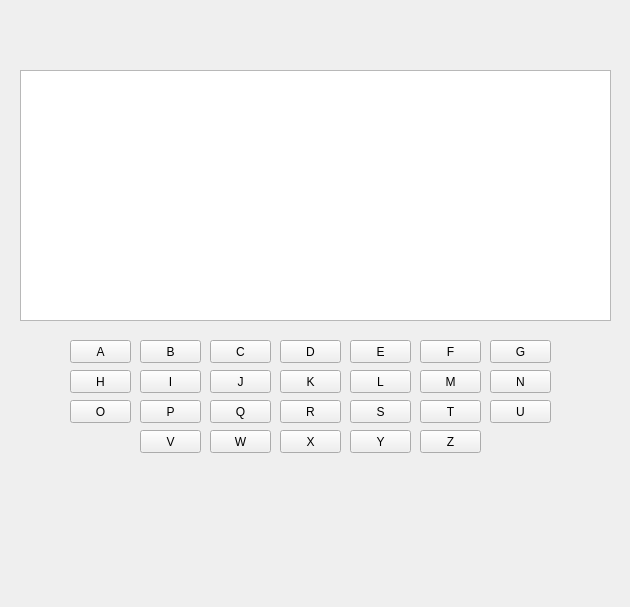
Old version of the form hangman.ui in the repository nadabadawi/Hangman_Game_Qt_Project.
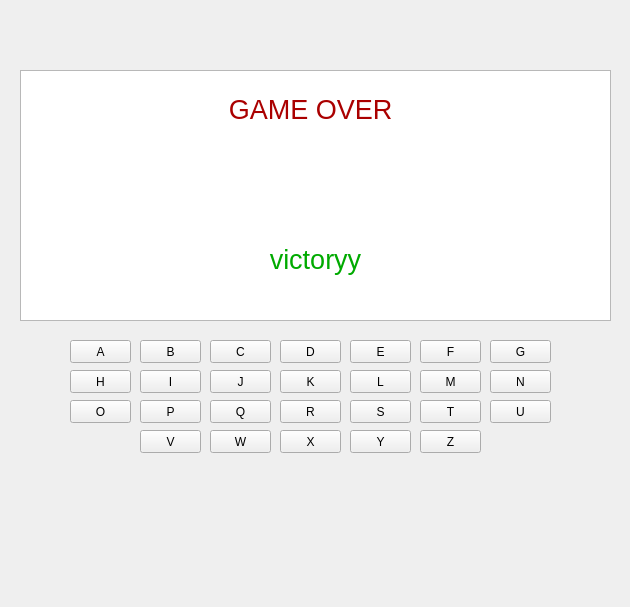
New version of the form.

Commit message: edited 2nd time

```diff
--- a/hangman.ui
+++ b/hangman.ui
@@ -535,6 +535,46 @@
     <set>Qt::AlignCenter</set>
    </property>
   </widget>
+  <widget class="QTextEdit" name="victory">
+   <property name="geometry">
+    <rect>
+     <x>220</x>
+     <y>240</y>
+     <width>191</width>
+     <height>51</height>
+    </rect>
+   </property>
+   <property name="frameShape">
+    <enum>QFrame::NoFrame</enum>
+   </property>
+   <property name="html">
+    <string>&lt;!DOCTYPE HTML PUBLIC &quot;-//W3C//DTD HTML 4.0//EN&quot; &quot;http://www.w3.org/TR/REC-html40/strict.dtd&quot;&gt;
+&lt;html&gt;&lt;head&gt;&lt;meta name=&quot;qrichtext&quot; content=&quot;1&quot; /&gt;&lt;style type=&quot;text/css&quot;&gt;
+p, li { white-space: pre-wrap; }
+&lt;/style&gt;&lt;/head&gt;&lt;body style=&quot; font-family:'MS Shell Dlg 2'; font-size:7.8pt; font-weight:400; font-style:normal;&quot;&gt;
+&lt;p align=&quot;center&quot; style=&quot; margin-top:0px; margin-bottom:0px; margin-left:0px; margin-right:0px; -qt-block-indent:0; text-indent:0px;&quot;&gt;&lt;span style=&quot; font-family:'MS Shell Dlg 2'; font-size:20pt; color:#00aa00;&quot;&gt;victoryy&lt;/span&gt;&lt;/p&gt;&lt;/body&gt;&lt;/html&gt;</string>
+   </property>
+  </widget>
+  <widget class="QTextEdit" name="gameover">
+   <property name="geometry">
+    <rect>
+     <x>190</x>
+     <y>90</y>
+     <width>241</width>
+     <height>51</height>
+    </rect>
+   </property>
+   <property name="frameShape">
+    <enum>QFrame::NoFrame</enum>
+   </property>
+   <property name="html">
+    <string>&lt;!DOCTYPE HTML PUBLIC &quot;-//W3C//DTD HTML 4.0//EN&quot; &quot;http://www.w3.org/TR/REC-html40/strict.dtd&quot;&gt;
+&lt;html&gt;&lt;head&gt;&lt;meta name=&quot;qrichtext&quot; content=&quot;1&quot; /&gt;&lt;style type=&quot;text/css&quot;&gt;
+p, li { white-space: pre-wrap; }
+&lt;/style&gt;&lt;/head&gt;&lt;body style=&quot; font-family:'MS Shell Dlg 2'; font-size:7.8pt; font-weight:400; font-style:normal;&quot;&gt;
+&lt;p align=&quot;center&quot; style=&quot; margin-top:0px; margin-bottom:0px; margin-left:0px; margin-right:0px; -qt-block-indent:0; text-indent:0px;&quot;&gt;&lt;span style=&quot; font-family:'MS Shell Dlg 2'; font-size:20pt; color:#aa0000;&quot;&gt;GAME OVER&lt;/span&gt;&lt;/p&gt;&lt;/body&gt;&lt;/html&gt;</string>
+   </property>
+  </widget>
   <zorder>graphicsView</zorder>
   <zorder>A</zorder>
   <zorder>B</zorder>
@@ -569,6 +609,8 @@
   <zorder>MAnswerBox</zorder>
   <zorder>A2AnswerBox</zorder>
   <zorder>N2AnswerBox</zorder>
+  <zorder>victory</zorder>
+  <zorder>gameover</zorder>
  </widget>
  <resources/>
  <connections/>
```
The commit also changes 1 other file.
